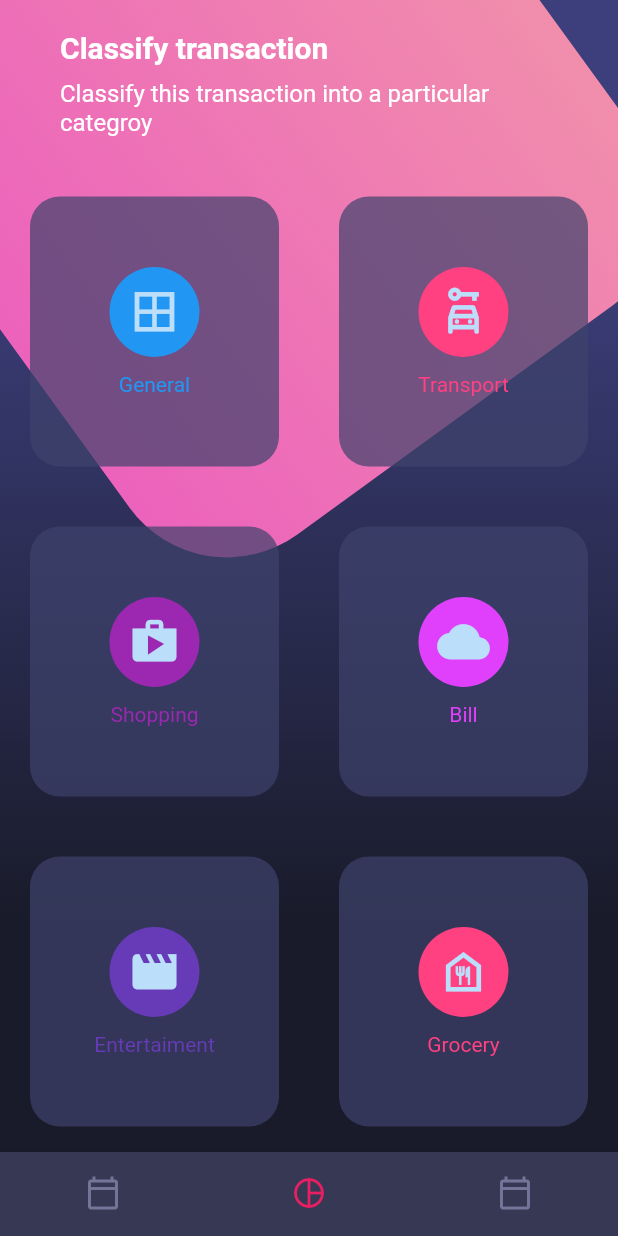
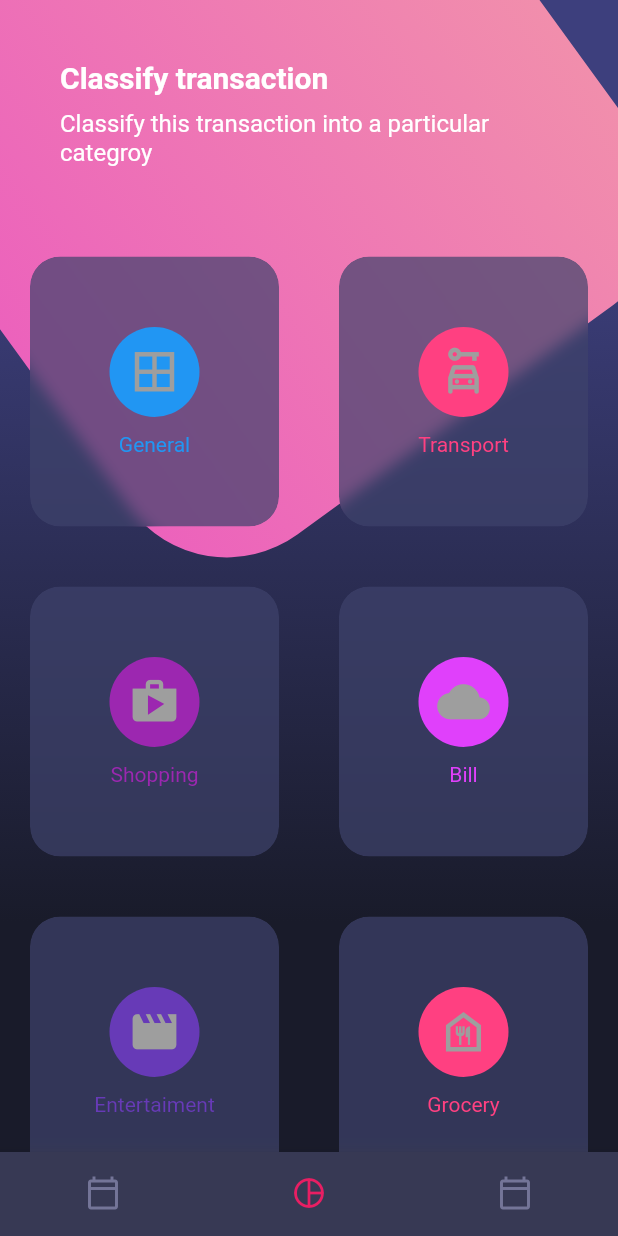
Before and after one commit to Antoniojesus1999/flutter_disenos, a Flutter app: the screen it shows after launch, on a phone screen of 412 x 824 dp. Run offline on Flutter 3.47's test engine with Material 2 defaults, Android fonts, the phone set to English and light mode, and no system bars.

```diff
--- a/lib/main.dart
+++ b/lib/main.dart
@@ -14,6 +14,7 @@ class MyApp extends StatelessWidget {
     //Cambiar icono en negro o blanco
     SystemChrome.setSystemUIOverlayStyle(SystemUiOverlayStyle.light);
     return MaterialApp(
+      theme: ThemeData.dark(),
       debugShowCheckedModeBanner: false,
       title: 'Material App',
       initialRoute: 'home_screen',
--- a/lib/widgets/card_table.dart
+++ b/lib/widgets/card_table.dart
@@ -1,3 +1,5 @@
+import 'dart:ui';
+
 import 'package:flutter/material.dart';
 
 class CardTable extends StatelessWidget {
@@ -81,9 +83,16 @@ class _SigleCard extends StatelessWidget {
 
   @override
   Widget build(BuildContext context) {
+    //El cliprrect lo usamos para que no difumine toda la pantalla si no que se corte justo en el hijo
     return Container(
+      margin: const EdgeInsets.all(20),
+      child: ClipRRect(
+        borderRadius: BorderRadius.circular(20),
+        //BackdropFilter con la propiedad filter blur difumina el ondo
+        child: BackdropFilter(
+          filter: ImageFilter.blur(sigmaX: 5, sigmaY: 5),
+          child: Container(
             height: 180,
-      margin: const EdgeInsets.all(20),
             decoration: BoxDecoration(
               color: const Color.fromRGBO(62, 66, 107, 0.7),
               borderRadius: BorderRadius.circular(20),
@@ -108,6 +117,9 @@ class _SigleCard extends StatelessWidget {
                 )
               ],
             ),
+          ),
+        ),
+      ),
     );
   }
 }
--- a/lib/widgets/page_title.dart
+++ b/lib/widgets/page_title.dart
@@ -8,7 +8,7 @@ class PageTitle extends StatelessWidget {
     return SafeArea(
       bottom: false,
       child: Container(
-        margin: EdgeInsets.symmetric(horizontal: 40, vertical: 20),
+        margin: const EdgeInsets.symmetric(horizontal: 40, vertical: 40),
         child: Column(
           crossAxisAlignment: CrossAxisAlignment.start,
           children: const [
```
Lines whose indentation alone changed are shown as unchanged.
